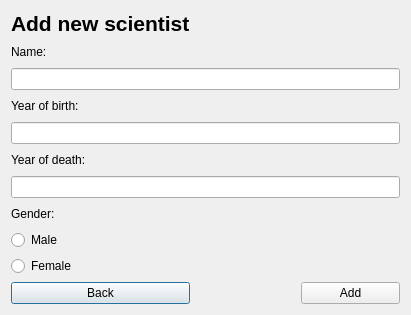
Old version of the form scientistadd.ui in the repository AndriM/Vika3.
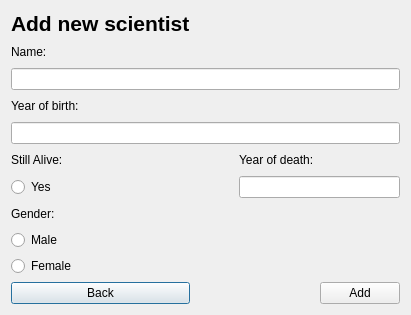
New version of the form.

```diff
--- a/scientistadd.ui
+++ b/scientistadd.ui
@@ -14,6 +14,9 @@
    <string>Dialog</string>
   </property>
   <layout class="QGridLayout" name="gridLayout">
+   <item row="8" column="2" colspan="3">
+    <widget class="QLineEdit" name="dyLine"/>
+   </item>
    <item row="4" column="0">
     <widget class="QLabel" name="byLabel">
      <property name="text">
@@ -21,9 +24,6 @@
      </property>
     </widget>
    </item>
-   <item row="7" column="0" colspan="5">
-    <widget class="QLineEdit" name="dyLine"/>
-   </item>
    <item row="2" column="0">
     <widget class="QLabel" name="nameLabel">
      <property name="text">
@@ -31,28 +31,21 @@
      </property>
     </widget>
    </item>
-   <item row="6" column="0" colspan="3">
-    <widget class="QLabel" name="dyLabel">
-     <property name="text">
-      <string>Year of death:</string>
-     </property>
-    </widget>
-   </item>
-   <item row="9" column="0">
+   <item row="10" column="0">
     <widget class="QRadioButton" name="maleRadio">
      <property name="text">
       <string>Male</string>
      </property>
     </widget>
    </item>
-   <item row="15" column="0">
+   <item row="16" column="0">
     <widget class="QPushButton" name="backButton">
      <property name="text">
       <string>Back</string>
      </property>
     </widget>
    </item>
-   <item row="15" column="3" colspan="2">
+   <item row="16" column="3" colspan="2">
     <widget class="QPushButton" name="addButton">
      <property name="text">
       <string>Add</string>
@@ -62,7 +55,7 @@
    <item row="5" column="0" colspan="5">
     <widget class="QLineEdit" name="byLine"/>
    </item>
-   <item row="8" column="0">
+   <item row="9" column="0">
     <widget class="QLabel" name="genderLabel">
      <property name="text">
       <string>Gender:</string>
@@ -72,6 +65,20 @@
    <item row="3" column="0" colspan="5">
     <widget class="QLineEdit" name="nameLine"/>
    </item>
+   <item row="6" column="2">
+    <widget class="QLabel" name="dyLabel">
+     <property name="text">
+      <string>Year of death:</string>
+     </property>
+    </widget>
+   </item>
+   <item row="11" column="0">
+    <widget class="QRadioButton" name="femaleRadio">
+     <property name="text">
+      <string>Female</string>
+     </property>
+    </widget>
+   </item>
    <item row="1" column="0">
     <widget class="QLabel" name="scientistLabel">
      <property name="font">
@@ -86,10 +93,17 @@
      </property>
     </widget>
    </item>
-   <item row="10" column="0">
-    <widget class="QRadioButton" name="femaleRadio">
+   <item row="6" column="0">
+    <widget class="QLabel" name="label">
      <property name="text">
-      <string>Female</string>
+      <string>Still Alive:</string>
+     </property>
+    </widget>
+   </item>
+   <item row="8" column="0">
+    <widget class="QRadioButton" name="radioButton">
+     <property name="text">
+      <string>Yes</string>
      </property>
     </widget>
    </item>
```
